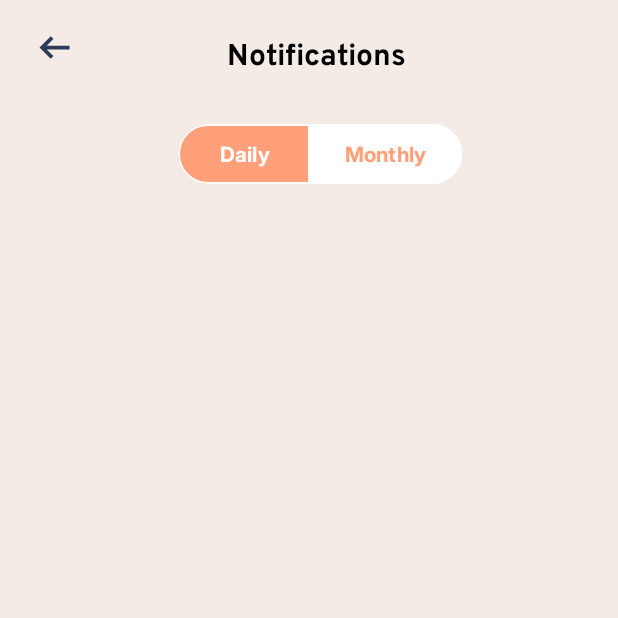
After one commit to COMP90018-Software-Project/COMP90018_PulseStep, an Android app: the LikeActivity screen opened directly, with no data from a screen before it, on a phone screen of 412 x 824 dp, the top half of it. The commit adds this screen. Run offline under Robolectric (Android 15) with nearby library versions, the phone set to English and light mode, and no system bars; our stand-ins replace Firebase (no records; nobody signed in at launch, a user with empty details on screens opened directly).

```diff
--- /dev/null
+++ b/PulseStepApplication/app/src/main/java/com/example/pulsestepapplication/LikeActivity.java
@@ -0,0 +1,93 @@
+package com.example.pulsestepapplication;
+
+import android.os.Bundle;
+import android.util.Log;
+import android.widget.TextView;
+import android.widget.Toast;
+
+import androidx.appcompat.app.AppCompatActivity;
+import androidx.recyclerview.widget.LinearLayoutManager;
+
+import com.example.pulsestepapplication.adapter.LikeAdapter;
+import com.example.pulsestepapplication.databinding.ActivityLikeBinding;
+import com.google.android.material.button.MaterialButtonToggleGroup;
+import com.google.firebase.auth.FirebaseAuth;
+import com.google.firebase.firestore.DocumentSnapshot;
+import com.google.firebase.firestore.FirebaseFirestore;
+
+import java.util.Arrays;
+import java.util.List;
+
+public class LikeActivity extends AppCompatActivity {
+    private ActivityLikeBinding binding;
+    private LikeAdapter likeAdapter;
+    private FirebaseFirestore db;
+    DocumentSnapshot documentSnapshot;
+
+    @Override
+    protected void onCreate(Bundle savedInstanceState) {
+        super.onCreate(savedInstanceState);
+        binding = ActivityLikeBinding.inflate(getLayoutInflater());
+        setContentView(binding.getRoot());
+
+        // 获取 Firestore 实例
+        db = FirebaseFirestore.getInstance();
+
+        // switch ranking list (monthly/daily)
+        MaterialButtonToggleGroup toggleButton = findViewById(R.id.bt_switch_rank);
+        toggleButton.check(R.id.bt_daily);
+        TextView titleTextView = findViewById(R.id.rank_title);
+        getData("dailyLike");
+        toggleButton.addOnButtonCheckedListener((group, checkedId, isChecked) -> {
+            // Respond to button selection
+            if (isChecked) {
+                switch (checkedId) {
+                    case R.id.bt_daily:
+                        getData("dailyLike");
+                        break;
+                    case R.id.bt_monthly:
+                        getData("monthlyLike");
+                        break;
+                }
+            }
+        });
+
+        binding.likeList.setLayoutManager(new LinearLayoutManager(getApplicationContext()));
+        binding.back.setOnClickListener(view -> finish());
+    }
+
+    private void getData(String day) {
+        // 获取当前用户的 UID
+        String userId = getIntent().getStringExtra("USER_ID");
+        // 从 Firestore 中获取点赞信息
+        if (this.documentSnapshot == null) {
+            db.collection("users").document(userId).get()
+                    .addOnSuccessListener(documentSnapshot -> {
+                        if (documentSnapshot.exists()) {
+                            this.documentSnapshot = documentSnapshot;
+                            showData(day);
+                        } else {
+                            Log.e("信息", "不存在");
+                        }
+                    });
+        } else {
+            showData(day);
+        }
+    }
+
+    private void showData(String day) {
+        Log.e("信息", this.documentSnapshot.toString());
+        Object like = this.documentSnapshot.get(day, Object.class);
+        if (like == null) {
+            Toast.makeText(this, "no data", Toast.LENGTH_SHORT).show();
+            return;
+        }
+
+        String data = like.toString();
+        data = data.substring(data.indexOf("=") + 1, data.length() - 1);
+        List<String> list = Arrays.asList(data.replaceAll("[\\[\\]]", "").split(",\\s*"));
+
+        likeAdapter = new LikeAdapter(LikeActivity.this, list);
+        binding.likeList.setAdapter(likeAdapter);
+    }
+}
--- /dev/null
+++ b/PulseStepApplication/app/src/main/res/drawable/bt_background_color_selector.xml
@@ -0,0 +1,7 @@
+<?xml version="1.0" encoding="utf-8"?>
+<selector xmlns:android="http://schemas.android.com/apk/res/android">
+    <!-- selected -->
+    <item android:color="@color/orange" android:state_checked="true"/>
+    <!-- not selected -->
+    <item android:color="@color/white" android:state_checked="false"/>
+</selector>
--- /dev/null
+++ b/PulseStepApplication/app/src/main/res/drawable/bt_text_color_selector2.xml
@@ -0,0 +1,7 @@
+<?xml version="1.0" encoding="utf-8"?>
+<selector xmlns:android="http://schemas.android.com/apk/res/android">
+    <!-- selected -->
+    <item android:color="@color/white" android:state_checked="true"/>
+    <!-- not selected -->
+    <item android:color="@color/orange" android:state_checked="false"/>
+</selector>
--- /dev/null
+++ b/PulseStepApplication/app/src/main/res/drawable/ic_message.xml
@@ -0,0 +1,5 @@
+<vector xmlns:android="http://schemas.android.com/apk/res/android" android:height="32dp" android:viewportHeight="1024" android:viewportWidth="1024" android:width="32dp">
+
+    <path android:fillColor="#000000" android:pathData="M320,736c53,0 96,43 96,96v32l145,-108.8c16.6,-12.4 36.8,-19.2 57.6,-19.2L896,736c17.6,0 32,-14.4 32,-32L928,128c0,-17.6 -14.4,-32 -32,-32L128,96c-17.6,0 -32,14.4 -32,32v576c0,17.6 14.4,32 32,32h192zM416,984l-0.4,0.4 -10.2,7.6 -34.2,25.6c-9.6,7.2 -22.6,8.4 -33.6,3s-17.6,-16.4 -17.6,-28.6v-160L128,832c-70.6,0 -128,-57.4 -128,-128L0,128C0,57.4 57.4,0 128,0h768c70.6,0 128,57.4 128,128v576c0,70.6 -57.4,128 -128,128L618.6,832L416,984z"/>
+
+</vector>
--- /dev/null
+++ b/PulseStepApplication/app/src/main/res/layout/activity_like.xml
@@ -0,0 +1,93 @@
+<?xml version="1.0" encoding="utf-8"?>
+<RelativeLayout xmlns:android="http://schemas.android.com/apk/res/android"
+    xmlns:app="http://schemas.android.com/apk/res-auto"
+    xmlns:tools="http://schemas.android.com/tools"
+    android:id="@+id/main"
+    android:layout_width="match_parent"
+    android:layout_height="match_parent"
+    android:background="@color/lighter_orange"
+    tools:context=".LikeActivity">
+
+    <!-- Toolbar containing the back button and title -->
+    <androidx.appcompat.widget.Toolbar
+        android:id="@+id/toolbar_notifications"
+        android:layout_width="match_parent"
+        android:layout_height="wrap_content"
+        android:background="@color/lighter_orange"
+        android:minHeight="?attr/actionBarSize"
+        android:theme="?attr/actionBarTheme"
+        app:layout_constraintTop_toTopOf="parent">
+
+        <ImageView
+            android:id="@+id/back"
+            android:layout_width="wrap_content"
+            android:layout_height="wrap_content"
+            android:layout_gravity="start"
+            android:contentDescription="Back"
+            android:paddingStart="5dp"
+            android:paddingTop="12dp"
+            android:paddingBottom="12dp"
+            android:src="@drawable/ic_back_arrow" />
+
+        <TextView
+            android:id="@+id/title"
+            android:layout_width="wrap_content"
+            android:layout_height="wrap_content"
+            android:layout_gravity="center"
+            android:fontFamily="@font/overpass_bold"
+            android:paddingLeft="10dp"
+            android:paddingTop="8dp"
+            android:text="Notifications"
+            android:textColor="@color/black"
+            android:textSize="20sp" />
+
+    </androidx.appcompat.widget.Toolbar>
+
+
+    <com.google.android.material.button.MaterialButtonToggleGroup
+        android:id="@+id/bt_switch_rank"
+        android:layout_width="match_parent"
+        android:layout_height="wrap_content"
+        android:layout_below="@+id/toolbar_notifications"
+        android:gravity="center"
+        android:paddingTop="30dp"
+        app:checkedButton="@id/bt_daily"
+        app:layout_constraintEnd_toEndOf="parent"
+        app:layout_constraintStart_toStartOf="parent"
+        app:layout_constraintTop_toTopOf="parent"
+        android:layout_marginTop="-15dp"
+        android:paddingLeft="15dp"
+        app:selectionRequired="true"
+        app:singleSelection="true">
+
+        <Button
+            android:id="@+id/bt_daily"
+            style="?attr/materialButtonOutlinedStyle"
+            android:layout_width="wrap_content"
+            android:layout_height="wrap_content"
+            android:text="@string/bt_daily"
+            android:textColor="@drawable/bt_text_color_selector2"
+            android:backgroundTint="@drawable/bt_background_color_selector"
+            android:fontFamily="@font/inter_bold"
+            app:strokeColor="@color/white" />
+
+        <Button
+            android:id="@+id/bt_monthly"
+            style="?attr/materialButtonOutlinedStyle"
+            android:layout_width="wrap_content"
+            android:layout_height="wrap_content"
+            android:text="@string/bt_monthly"
+            android:textColor="@drawable/bt_text_color_selector2"
+            android:backgroundTint="@drawable/bt_background_color_selector"
+            android:fontFamily="@font/inter_bold"
+            app:strokeColor="@color/white" />
+
+    </com.google.android.material.button.MaterialButtonToggleGroup>
+
+    <androidx.recyclerview.widget.RecyclerView
+        android:id="@+id/likeList"
+        android:layout_width="match_parent"
+        android:layout_height="match_parent"
+        android:layout_below="@+id/bt_switch_rank"
+        android:layout_marginTop="20dp" />
+</RelativeLayout>
--- a/PulseStepApplication/app/src/main/res/layout/activity_run_summary.xml
+++ b/PulseStepApplication/app/src/main/res/layout/activity_run_summary.xml
@@ -29,6 +29,7 @@
         android:layout_width="wrap_content"
         android:layout_height="wrap_content"
         android:layout_marginTop="16dp"
+        android:layout_marginStart="15dp"
         android:fontFamily="@font/inter_semi_bold"
         android:text="Morning Run"
         android:textColor="@android:color/black"
@@ -45,6 +46,7 @@
         android:layout_width="224dp"
         android:layout_height="100dp"
         android:layout_marginTop="1dp"
+        android:layout_marginStart="15dp"
         android:fontFamily="@font/inter_black_italic"
         android:gravity="center"
         android:text="0.00"
@@ -64,6 +66,7 @@
         android:fontFamily="@font/inter_medium"
         android:gravity="center"
         android:text="Kilometers"
+        android:layout_marginStart="15dp"
         android:textColor="@color/gray"
         android:textSize="20sp"
         app:layout_constraintEnd_toEndOf="parent"
```
Also changed, not shown: PulseStepApplication/app/src/main/java/com/example/pulsestepapplication/adapter/LikeAdapter.java (added, +116 -0 lines), PulseStepApplication/app/src/main/res/layout/fragment_workout.xml (+4 -4 lines), PulseStepApplication/app/src/main/res/layout/item_like.xml (added, +51 -0 lines).
